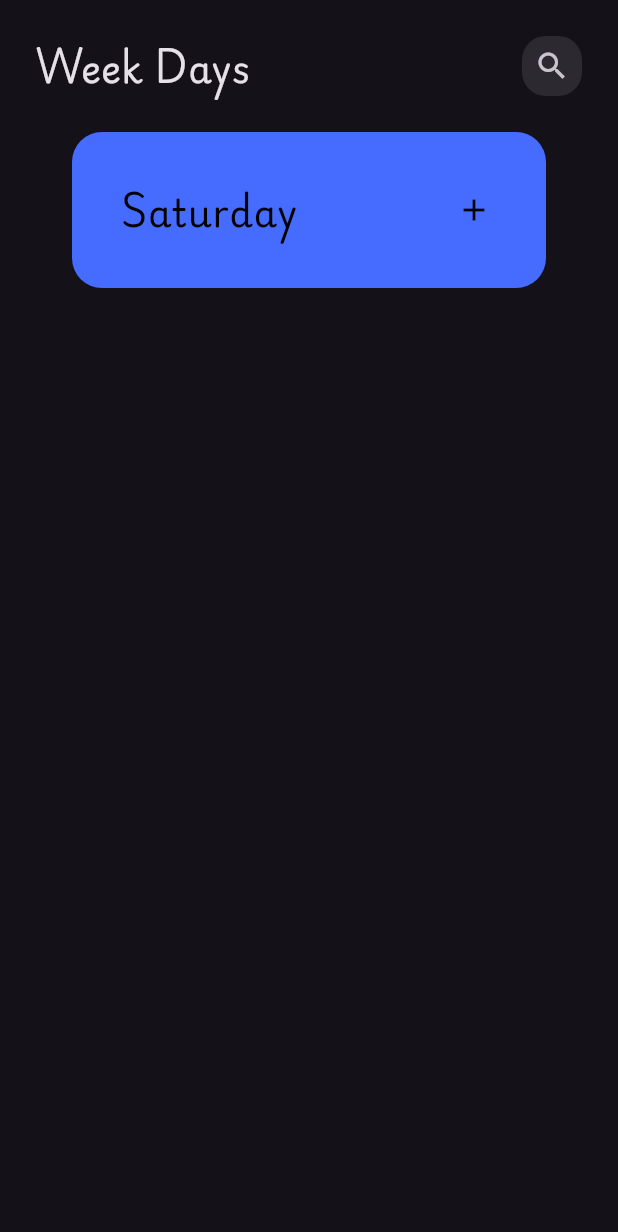
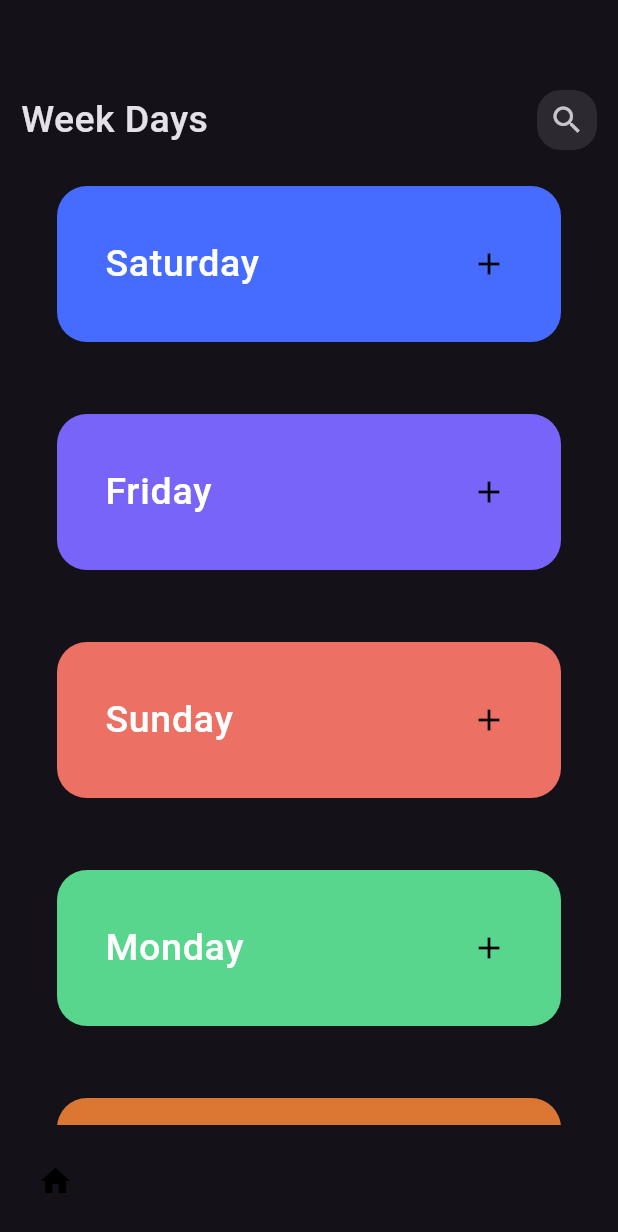
Before and after one commit to Abdallahmusa310/Daily_math, a Flutter app: the screen it shows after launch, on a phone screen of 412 x 824 dp. Shown: the top 1232 px of the screen. Run offline on Flutter 3.47's test engine with Material 3 defaults, Android fonts, the phone set to English and light mode, and no system bars; drawn by our look-alikes of google_nav_bar.

Commit message:
Create roota ,create navigationbar,and create navigation to groubday view

```diff
--- a/lib/Componants/widgets.dart
+++ b/lib/Componants/widgets.dart
@@ -1,7 +1,6 @@
 // ignore_for_file: must_be_immutable
 
 import 'package:flutter/material.dart';
-import 'package:flutter/widgets.dart';
 
 class Coustumtext extends StatelessWidget {
    Coustumtext({super.key,this.textsize,this.text,this.textcolor});
@@ -13,7 +12,7 @@ class Coustumtext extends StatelessWidget {
     return Text('$text',
     style: TextStyle(
       fontSize: textsize,
-      fontFamily: 'laywriteDEGrund',
+      fontFamily: 'Roboto',
       color: textcolor
     ),
     );
@@ -42,8 +41,9 @@ class CoustmAppbar extends StatelessWidget {
 
 
 class Cards extends StatelessWidget {
-    Cards({super.key,this.cardcolor});
+    Cards({super.key,this.cardcolor,this.dayname});
    Color?cardcolor;
+   String? dayname;
   @override
   Widget build(BuildContext context) {
     return Padding(
@@ -58,8 +58,8 @@ class Cards extends StatelessWidget {
           children: [
             ListTile(
               title:Coustumtext(
-                text: 'Saturday',
-                textcolor: Colors.black,
+                text: dayname,
+                textcolor: Colors.white,
                 textsize: 25,
               ),
               trailing: IconButton(onPressed: (){},
@@ -99,9 +99,30 @@ class Listofdays extends StatelessWidget {
 
   @override
   Widget build(BuildContext context) {
-    return ListView(
+    return  ListView(
+      physics: const ScrollPhysics(parent: BouncingScrollPhysics()),
       children: [
-         Cards(cardcolor:const Color(0xff466CFF),)
+         Cards(cardcolor:const Color(0xff466CFF),
+         dayname: 'Saturday',
+         ),
+         Cards(cardcolor:const Color(0xff7864F9),
+         dayname:'Friday' ,
+         ),
+         Cards(cardcolor:const Color(0xffec7063),
+         dayname: 'Sunday',
+         ),
+         Cards(cardcolor:const Color(0xff58d68d),
+         dayname: 'Monday',
+         ),
+         Cards(cardcolor:const Color(0xffdc7633),
+         dayname: 'Tuesday',
+         ),
+         Cards(cardcolor:const Color(0xffaab7b8),
+         dayname: 'Wednesday',
+         ),
+         Cards(cardcolor:const Color(0xfff4d03f ),
+         dayname: 'thursday',
+         ),
       ],
       );
   }
--- /dev/null
+++ b/lib/Views/groub_day.dart
@@ -0,0 +1,10 @@
+import 'package:flutter/material.dart';
+
+class Groubday extends StatelessWidget {
+  const Groubday({super.key});
+
+  @override
+  Widget build(BuildContext context) {
+    return const Scaffold();
+  }
+}
--- a/lib/Views/home_view.dart
+++ b/lib/Views/home_view.dart
@@ -1,24 +1,36 @@
 import 'package:daily_math/Componants/widgets.dart';
-import 'package:flutter/cupertino.dart';
 import 'package:flutter/material.dart';
-import 'package:flutter/widgets.dart';
-
-class Homeview extends StatelessWidget {
+import 'package:google_nav_bar/google_nav_bar.dart';
+class Homeview extends StatefulWidget {
   const Homeview({super.key});
 
   @override
+  State<Homeview> createState() => _HomeviewState();
+}
+
+class _HomeviewState extends State<Homeview> {
+  @override
   Widget build(BuildContext context) {
-    return const Scaffold(
-      body: Padding(
-        padding:  EdgeInsets.symmetric(
-        horizontal: 24,
-        vertical: 24
+    return Scaffold(
+      bottomNavigationBar: GNav(
+        onTabChange:(index){
+          Navigator.pushNamed(context,'Groubday');
+        },
+        tabs:const [
+          GButton(icon: Icons.home)
+
+        ]
+        ),
+      body: const Padding(
+        padding:EdgeInsets.only(
+        top: 60,
+        right: 14,
+        left: 14
         ),
         child: Column(
           children: [
           CoustmAppbar(),
           Expanded(child: Listofdays()),
-
           ],
         ),
       ),
--- a/lib/main.dart
+++ b/lib/main.dart
@@ -1,3 +1,4 @@
+import 'package:daily_math/Views/groub_day.dart';
 import 'package:daily_math/Views/home_view.dart';
 import 'package:flutter/material.dart';
 
@@ -13,9 +14,11 @@
     return  MaterialApp(
       debugShowCheckedModeBanner:false,
       theme: ThemeData.dark(),
-      home: const Homeview()
-
-
+      routes:{
+      'Homeview':(context) => const Homeview(),
+      'Groubday':(context) => const Groubday()
+      },
+      initialRoute: 'Homeview',
     );
   }
 }
--- a/pubspec.yaml
+++ b/pubspec.yaml
@@ -35,6 +35,7 @@ dependencies:
   # The following adds the Cupertino Icons font to your application.
   # Use with the CupertinoIcons class for iOS style icons.
   cupertino_icons: ^1.0.6
+  google_nav_bar: ^5.0.6
 
 dev_dependencies:
   flutter_test:
@@ -75,9 +76,9 @@ flutter:
   # list giving the asset and other descriptors for the font. For
   # example:
   fonts:
-     - family: laywriteDEGrund
+     - family: Roboto
        fonts:
-         - asset: fonts/PlaywriteDEGrund-VariableFont_wght.ttf
+         - asset: fonts/Roboto-Medium.ttf
   #       - asset: fonts/Schyler-Italic.ttf
   #         style: italic
 
```
Also changed, not shown: fonts/Roboto-Bold.ttf (added), fonts/Roboto-Medium.ttf (added), pubspec.lock.
